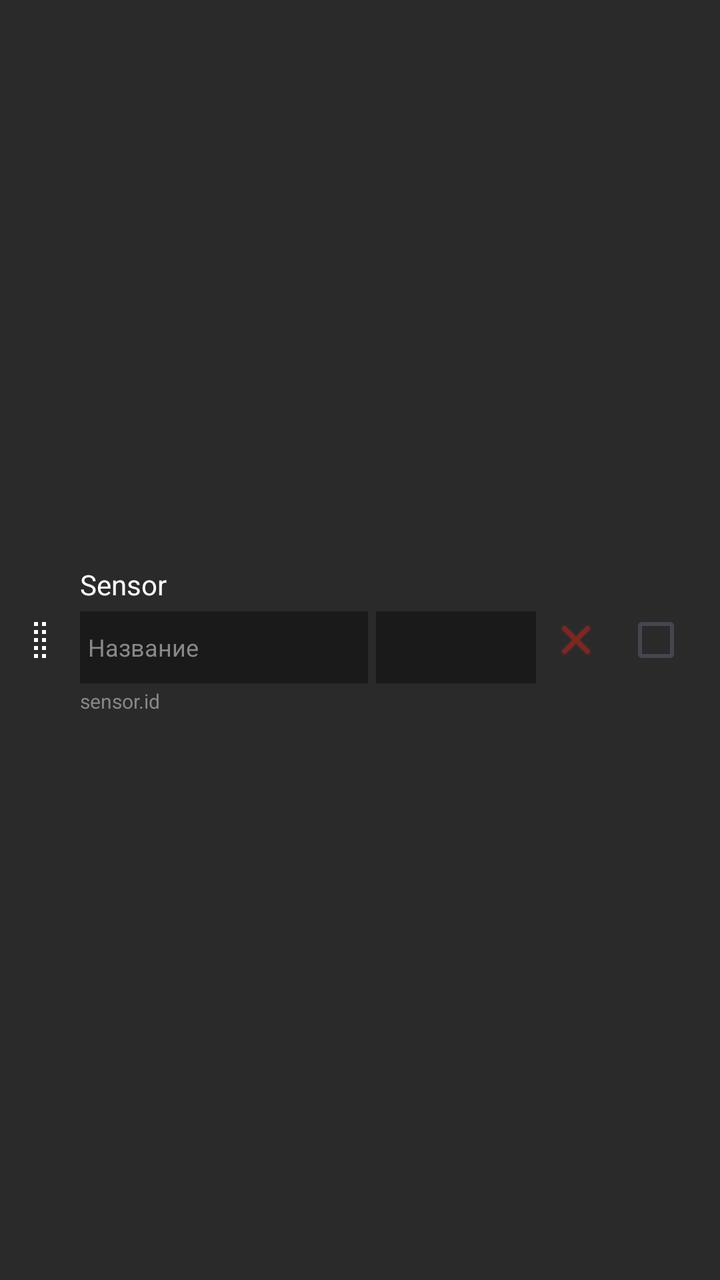
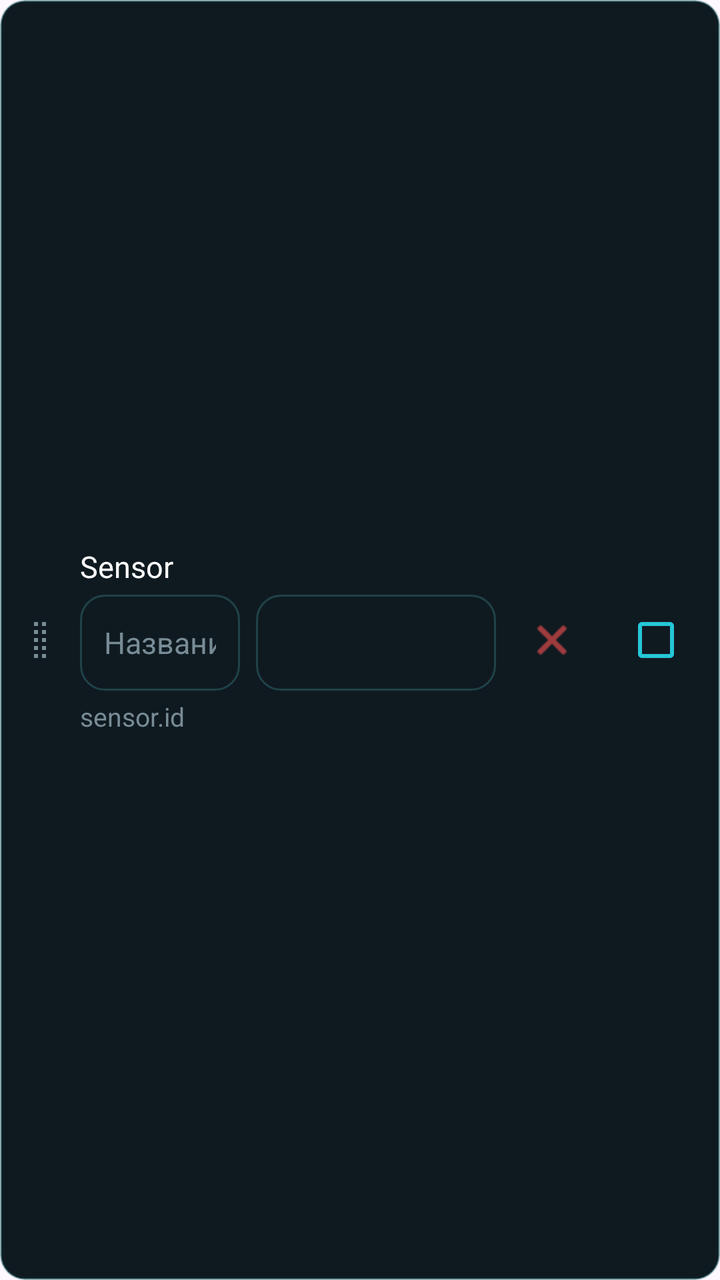

An Android layout rendered at two revisions. The XML below is the earlier revision; the diff shows what the commit changed to produce the second picture.
<!-- AndroidManifest.xml: application theme Theme.SmartHomeDashboard -->
<!-- res/layout/item_draggable_sensor.xml -->
<?xml version="1.0" encoding="utf-8"?>
<LinearLayout xmlns:android="http://schemas.android.com/apk/res/android"
    xmlns:app="http://schemas.android.com/apk/res-auto"
    android:layout_width="match_parent"
    android:layout_height="wrap_content"
    android:orientation="horizontal"
    android:padding="8dp"
    android:gravity="center_vertical"
    android:background="#2A2A2A"
    android:layout_margin="2dp">

    <ImageView
        android:id="@+id/ivDragHandle"
        android:layout_width="24dp"
        android:layout_height="24dp"
        android:src="@drawable/ic_drag_handle"
        android:layout_marginEnd="8dp" />

    <LinearLayout
        android:layout_width="0dp"
        android:layout_height="wrap_content"
        android:layout_weight="1"
        android:orientation="vertical">

        <TextView
            android:id="@+id/tvSensorName"
            android:layout_width="wrap_content"
            android:layout_height="wrap_content"
            android:text="Sensor"
            android:textColor="#FFFFFF"
            android:textSize="14sp" />

        <LinearLayout
            android:layout_width="match_parent"
            android:layout_height="wrap_content"
            android:orientation="horizontal"
            android:layout_marginTop="4dp">

            <EditText
                android:id="@+id/etDisplayName"
                android:layout_width="0dp"
                android:layout_height="36dp"
                android:layout_weight="1"
                android:background="#1A1A1A"
                android:textColor="#FFFFFF"
                android:textColorHint="#888888"
                android:padding="4dp"
                android:hint="Название"
                android:textSize="12sp"
                android:maxLines="1" />

            <Spinner
                android:id="@+id/spinnerDecimals"
                android:layout_width="80dp"
                android:layout_height="36dp"
                android:layout_marginStart="4dp"
                android:background="#1A1A1A" />

        </LinearLayout>

        <TextView
            android:id="@+id/tvSensorId"
            android:layout_width="wrap_content"
            android:layout_height="wrap_content"
            android:text="sensor.id"
            android:textColor="#888888"
            android:textSize="10sp"
            android:layout_marginTop="2dp" />

    </LinearLayout>

    <ImageView
        android:id="@+id/btnRemoveSensor"
        android:layout_width="24dp"
        android:layout_height="24dp"
        android:src="@android:drawable/ic_menu_close_clear_cancel"
        app:tint="#B3261E"
        android:layout_marginStart="8dp" />

    <CheckBox
        android:id="@+id/cbVisible"
        android:layout_width="wrap_content"
        android:layout_height="wrap_content"
        android:layout_marginStart="4dp" />

</LinearLayout>
<!-- resources referenced by this layout -->
<resources>
  <!-- drawable ic_drag_handle (drawable) -->
  <vector xmlns:android="http://schemas.android.com/apk/res/android"
      android:width="24dp"
      android:height="24dp"
      android:viewportWidth="24"
      android:viewportHeight="24">
      <path
          android:fillColor="#FFFFFF"
          android:pathData="M9,3h2v2h-2zM13,3h2v2h-2zM9,7h2v2h-2zM13,7h2v2h-2zM9,11h2v2h-2zM13,11h2v2h-2zM9,15h2v2h-2zM13,15h2v2h-2zM9,19h2v2h-2zM13,19h2v2h-2z"/>
  </vector>
  <style name="Theme.SmartHomeDashboard" parent="Base.Theme.SmartHomeDashboard" />
  <style name="Base.Theme.SmartHomeDashboard" parent="Theme.Material3.DayNight.NoActionBar">
      </style>
</resources>

<!-- the commit's change to res/layout/item_draggable_sensor.xml (unified diff, before → after) -->
@@ -3,18 +3,21 @@
     xmlns:app="http://schemas.android.com/apk/res-auto"
     android:layout_width="match_parent"
     android:layout_height="wrap_content"
+    android:layout_marginTop="@dimen/modern_space_xs"
+    android:layout_marginBottom="@dimen/modern_space_xs"
+    android:background="@drawable/modern_bg_input"
+    android:gravity="center_vertical"
     android:orientation="horizontal"
-    android:padding="8dp"
-    android:gravity="center_vertical"
-    android:background="#2A2A2A"
-    android:layout_margin="2dp">
+    android:padding="@dimen/modern_space_s">
 
     <ImageView
         android:id="@+id/ivDragHandle"
         android:layout_width="24dp"
         android:layout_height="24dp"
+        android:layout_marginEnd="@dimen/modern_space_s"
+        android:contentDescription="Перетащите, чтобы изменить порядок"
         android:src="@drawable/ic_drag_handle"
-        android:layout_marginEnd="8dp" />
+        app:tint="@color/modern_text_hint" />
 
     <LinearLayout
         android:layout_width="0dp"
@@ -27,60 +30,64 @@
             android:layout_width="wrap_content"
             android:layout_height="wrap_content"
             android:text="Sensor"
-            android:textColor="#FFFFFF"
-            android:textSize="14sp" />
+            android:textAppearance="@style/TextAppearance.Modern.Body" />
 
         <LinearLayout
             android:layout_width="match_parent"
             android:layout_height="wrap_content"
-            android:orientation="horizontal"
-            android:layout_marginTop="4dp">
+            android:layout_marginTop="@dimen/modern_space_xs"
+            android:gravity="center_vertical"
+            android:orientation="horizontal">
 
             <EditText
                 android:id="@+id/etDisplayName"
+                style="@style/Widget.Modern.Input"
                 android:layout_width="0dp"
-                android:layout_height="36dp"
+                android:layout_height="wrap_content"
                 android:layout_weight="1"
-                android:background="#1A1A1A"
-                android:textColor="#FFFFFF"
-                android:textColorHint="#888888"
-                android:padding="4dp"
                 android:hint="Название"
-                android:textSize="12sp"
+                android:importantForAutofill="no"
+                android:inputType="text"
                 android:maxLines="1" />
 
             <Spinner
                 android:id="@+id/spinnerDecimals"
-                android:layout_width="80dp"
-                android:layout_height="36dp"
-                android:layout_marginStart="4dp"
-                android:background="#1A1A1A" />
-
+                android:layout_width="wrap_content"
+                android:layout_height="@dimen/modern_touch_target"
+                android:layout_marginStart="@dimen/modern_space_s"
+                android:background="@drawable/modern_bg_input"
+                android:contentDescription="Знаков после запятой"
+                android:minWidth="120dp"
+                android:paddingStart="@dimen/modern_space_s"
+                android:paddingEnd="@dimen/modern_space_s" />
         </LinearLayout>
 
         <TextView
             android:id="@+id/tvSensorId"
             android:layout_width="wrap_content"
             android:layout_height="wrap_content"
+            android:layout_marginTop="@dimen/modern_space_xs"
             android:text="sensor.id"
-            android:textColor="#888888"
-            android:textSize="10sp"
-            android:layout_marginTop="2dp" />
-
+            android:textAppearance="@style/TextAppearance.Modern.Caption" />
     </LinearLayout>
 
     <ImageView
         android:id="@+id/btnRemoveSensor"
-        android:layout_width="24dp"
-        android:layout_height="24dp"
+        android:layout_width="@dimen/modern_touch_target"
+        android:layout_height="@dimen/modern_touch_target"
+        android:layout_marginStart="@dimen/modern_space_xs"
+        android:background="?attr/selectableItemBackgroundBorderless"
+        android:contentDescription="Убрать датчик"
+        android:padding="@dimen/modern_space_m"
         android:src="@android:drawable/ic_menu_close_clear_cancel"
-        app:tint="#B3261E"
-        android:layout_marginStart="8dp" />
+        app:tint="@color/modern_danger" />
 
     <CheckBox
         android:id="@+id/cbVisible"
         android:layout_width="wrap_content"
         android:layout_height="wrap_content"
-        android:layout_marginStart="4dp" />
-
+        android:layout_marginStart="@dimen/modern_space_xs"
+        android:contentDescription="Показывать датчик"
+        android:minHeight="@dimen/modern_touch_target"
+        app:buttonTint="@color/modern_accent" />
 </LinearLayout>
<!-- resource entries referenced after the edit -->
@@ -1,5 +1,12 @@
 <!-- resources referenced by this layout -->
 <resources>
+  <color name="modern_accent">#FF26C6DA</color>
+  <color name="modern_danger">#FFFF5252</color>
+  <color name="modern_text_hint">#FF788C96</color>
+  <dimen name="modern_space_m">12dp</dimen>
+  <dimen name="modern_space_s">8dp</dimen>
+  <dimen name="modern_space_xs">4dp</dimen>
+  <dimen name="modern_touch_target">48dp</dimen>
   <!-- drawable ic_drag_handle (drawable) -->
   <vector xmlns:android="http://schemas.android.com/apk/res/android"
       android:width="24dp"
@@ -10,7 +17,47 @@
           android:fillColor="#FFFFFF"
           android:pathData="M9,3h2v2h-2zM13,3h2v2h-2zM9,7h2v2h-2zM13,7h2v2h-2zM9,11h2v2h-2zM13,11h2v2h-2zM9,15h2v2h-2zM13,15h2v2h-2zM9,19h2v2h-2zM13,19h2v2h-2z"/>
   </vector>
+  <!-- drawable modern_bg_input (drawable) -->
+  <?xml version="1.0" encoding="utf-8"?>
+  <selector xmlns:android="http://schemas.android.com/apk/res/android">
+      <item android:state_focused="true">
+          <shape android:shape="rectangle">
+              <solid android:color="@color/modern_surface_input" />
+              <stroke android:width="2dp" android:color="@color/modern_accent" />
+              <corners android:radius="@dimen/modern_radius_control" />
+          </shape>
+      </item>
+      <item>
+          <shape android:shape="rectangle">
+              <solid android:color="@color/modern_surface_input" />
+              <stroke android:width="1dp" android:color="@color/modern_border" />
+              <corners android:radius="@dimen/modern_radius_control" />
+          </shape>
+      </item>
+  </selector>
+  <style name="TextAppearance.Modern.Body" parent="TextAppearance.AppCompat">
+          <item name="android:textSize">@dimen/modern_text_body</item>
+          <item name="android:textColor">@color/modern_text_primary</item>
+      </style>
+  <style name="TextAppearance.Modern.Caption" parent="TextAppearance.AppCompat">
+          <item name="android:textSize">@dimen/modern_text_caption</item>
+          <item name="android:textColor">@color/modern_text_hint</item>
+      </style>
+  <style name="Widget.Modern.Input" parent="">
+          <item name="android:background">@drawable/modern_bg_input</item>
+          <item name="android:minHeight">@dimen/modern_touch_target</item>
+          <item name="android:paddingStart">@dimen/modern_space_m</item>
+          <item name="android:paddingEnd">@dimen/modern_space_m</item>
+          <item name="android:textAppearance">@style/TextAppearance.Modern.Body</item>
+          <item name="android:textColorHint">@color/modern_text_hint</item>
+      </style>
   <style name="Theme.SmartHomeDashboard" parent="Base.Theme.SmartHomeDashboard" />
+  <color name="modern_surface_input">#FF0F1A20</color>
+  <dimen name="modern_radius_control">12dp</dimen>
+  <color name="modern_border">#6E347880</color>
+  <dimen name="modern_text_body">15sp</dimen>
+  <color name="modern_text_primary">#FFFFFFFF</color>
+  <dimen name="modern_text_caption">13sp</dimen>
   <style name="Base.Theme.SmartHomeDashboard" parent="Theme.Material3.DayNight.NoActionBar">
       </style>
 </resources>
